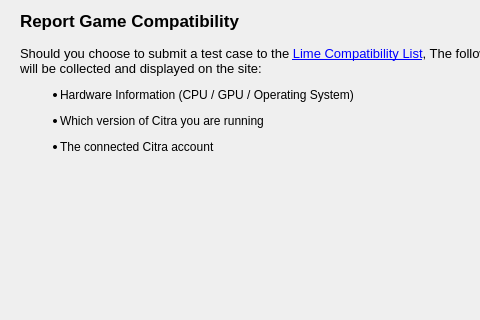
Qt form src/citra_qt/compatdb.ui (Lime3DS/Lime3DS) before a commit; both pictures show x 0 to 480 and y 0 to 320 of the 600 by 482 pixel window.
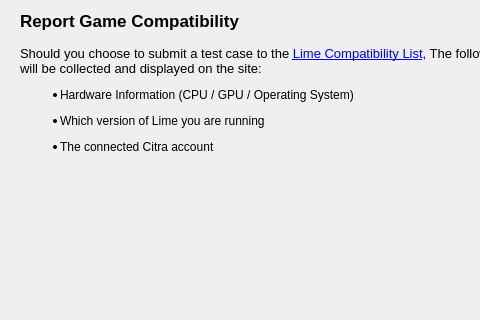
The same form after that commit.

The edit to the form file:
```diff
--- a/src/citra_qt/compatdb.ui
+++ b/src/citra_qt/compatdb.ui
@@ -33,7 +33,7 @@
     <item>
      <widget class="QLabel" name="lbl_Spiel">
       <property name="text">
-       <string>&lt;html&gt;&lt;head/&gt;&lt;body&gt;&lt;p&gt;&lt;span style=&quot; font-size:10pt;&quot;&gt;Should you choose to submit a test case to the &lt;/span&gt;&lt;a href=&quot;https://citra-emu.org/game/&quot;&gt;&lt;span style=&quot; font-size:10pt; text-decoration: underline; color:#0000ff;&quot;&gt;Lime Compatibility List&lt;/span&gt;&lt;/a&gt;&lt;span style=&quot; font-size:10pt;&quot;&gt;, The following information will be collected and displayed on the site:&lt;/span&gt;&lt;/p&gt;&lt;ul style=&quot;margin-top: 0px; margin-bottom: 0px; margin-left: 0px; margin-right: 0px; -qt-list-indent: 1;&quot;&gt;&lt;li style=&quot; margin-top:12px; margin-bottom:12px; margin-left:0px; margin-right:0px; -qt-block-indent:0; text-indent:0px;&quot;&gt;Hardware Information (CPU / GPU / Operating System)&lt;/li&gt;&lt;li style=&quot; margin-top:12px; margin-bottom:12px; margin-left:0px; margin-right:0px; -qt-block-indent:0; text-indent:0px;&quot;&gt;Which version of Citra you are running&lt;/li&gt;&lt;li style=&quot; margin-top:12px; margin-bottom:12px; margin-left:0px; margin-right:0px; -qt-block-indent:0; text-indent:0px;&quot;&gt;The connected Citra account&lt;/li&gt;&lt;/ul&gt;&lt;/body&gt;&lt;/html&gt;</string>
+       <string>&lt;html&gt;&lt;head/&gt;&lt;body&gt;&lt;p&gt;&lt;span style=&quot; font-size:10pt;&quot;&gt;Should you choose to submit a test case to the &lt;/span&gt;&lt;a href=&quot;https://citra-emu.org/game/&quot;&gt;&lt;span style=&quot; font-size:10pt; text-decoration: underline; color:#0000ff;&quot;&gt;Lime Compatibility List&lt;/span&gt;&lt;/a&gt;&lt;span style=&quot; font-size:10pt;&quot;&gt;, The following information will be collected and displayed on the site:&lt;/span&gt;&lt;/p&gt;&lt;ul style=&quot;margin-top: 0px; margin-bottom: 0px; margin-left: 0px; margin-right: 0px; -qt-list-indent: 1;&quot;&gt;&lt;li style=&quot; margin-top:12px; margin-bottom:12px; margin-left:0px; margin-right:0px; -qt-block-indent:0; text-indent:0px;&quot;&gt;Hardware Information (CPU / GPU / Operating System)&lt;/li&gt;&lt;li style=&quot; margin-top:12px; margin-bottom:12px; margin-left:0px; margin-right:0px; -qt-block-indent:0; text-indent:0px;&quot;&gt;Which version of Lime you are running&lt;/li&gt;&lt;li style=&quot; margin-top:12px; margin-bottom:12px; margin-left:0px; margin-right:0px; -qt-block-indent:0; text-indent:0px;&quot;&gt;The connected Citra account&lt;/li&gt;&lt;/ul&gt;&lt;/body&gt;&lt;/html&gt;</string>
       </property>
       <property name="wordWrap">
        <bool>true</bool>
```
Left out of the diff: 2 changed lines with no effect on the pictures.
